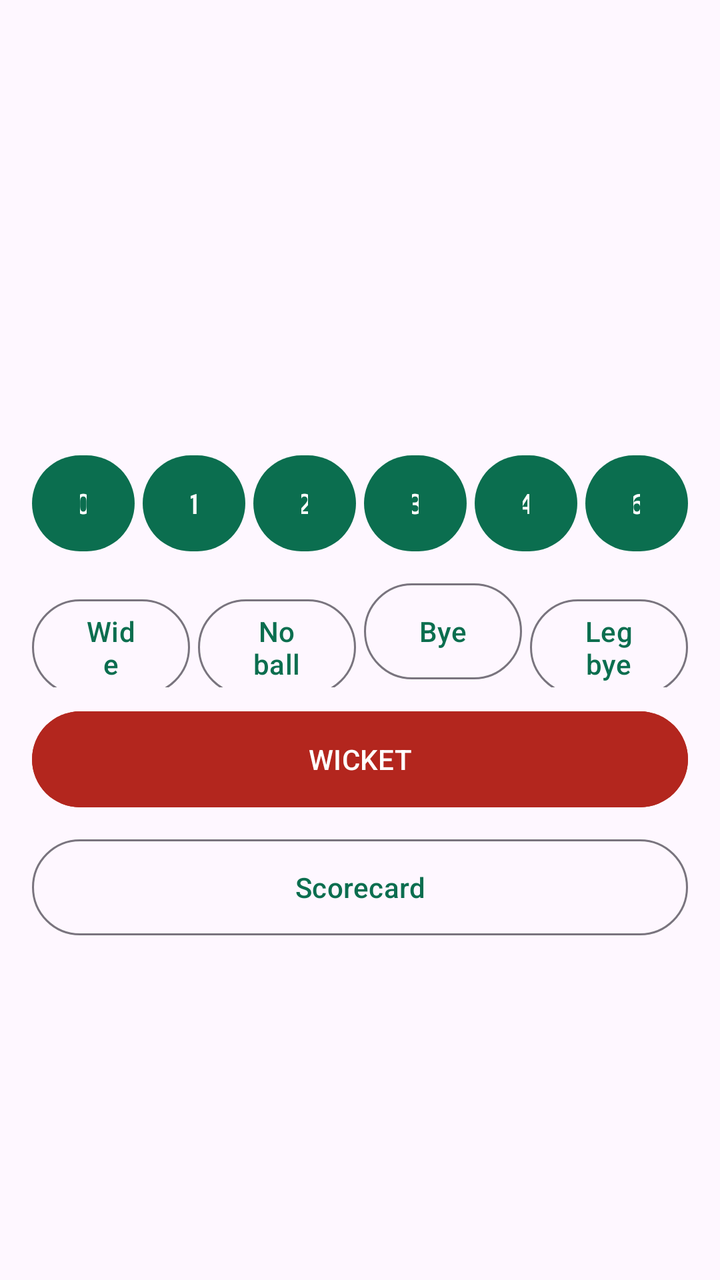
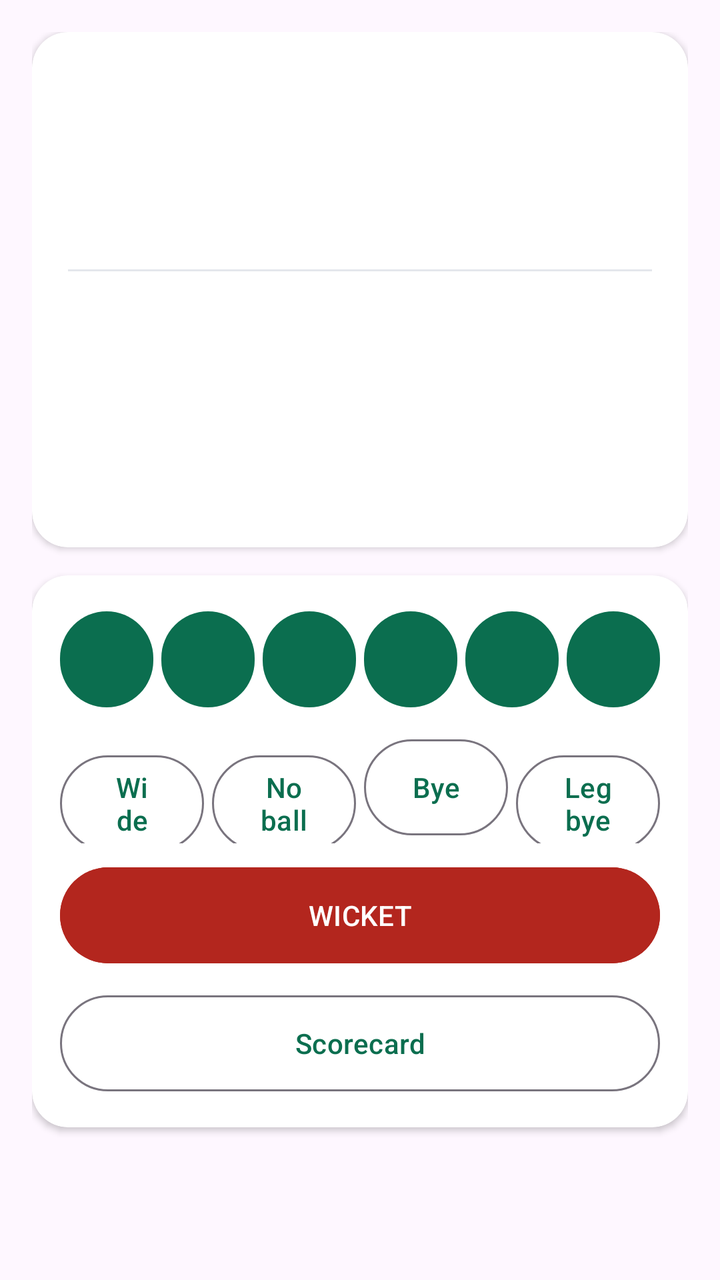

Compare the two renders of this Android layout. The source of the first and the diff that turns it into the second are given below.
<!-- AndroidManifest.xml: application theme Theme.CricketScorer -->
<!-- res/layout/activity_scoring.xml -->
<?xml version="1.0" encoding="utf-8"?>
<ScrollView xmlns:android="http://schemas.android.com/apk/res/android"
    android:layout_width="match_parent"
    android:layout_height="match_parent"
    android:fillViewport="true">

    <LinearLayout
        android:layout_width="match_parent"
        android:layout_height="wrap_content"
        android:orientation="vertical"
        android:padding="16dp">

        <TextView
            android:id="@+id/scoreText"
            android:layout_width="match_parent"
            android:layout_height="wrap_content"
            android:textSize="32sp"
            android:textStyle="bold" />

        <TextView
            android:id="@+id/oversText"
            android:layout_width="match_parent"
            android:layout_height="wrap_content"
            android:textSize="16sp" />

        <TextView
            android:id="@+id/targetText"
            android:layout_width="match_parent"
            android:layout_height="wrap_content"
            android:textSize="14sp"
            android:textColor="@color/warning" />

        <TextView
            android:id="@+id/battersText"
            android:layout_width="match_parent"
            android:layout_height="wrap_content"
            android:layout_marginTop="8dp"
            android:textSize="15sp" />

        <TextView
            android:id="@+id/bowlerText"
            android:layout_width="match_parent"
            android:layout_height="wrap_content"
            android:layout_marginTop="4dp"
            android:textSize="15sp" />

        <TextView
            android:id="@+id/thisOverText"
            android:layout_width="match_parent"
            android:layout_height="wrap_content"
            android:layout_marginTop="4dp"
            android:textSize="15sp" />

        <TextView
            android:id="@+id/statusText"
            android:layout_width="match_parent"
            android:layout_height="wrap_content"
            android:layout_marginTop="12dp"
            android:textColor="@color/warning"
            android:textStyle="bold" />

        <LinearLayout
            android:layout_width="match_parent"
            android:layout_height="wrap_content"
            android:layout_marginTop="16dp"
            android:orientation="horizontal">

            <Button
                android:id="@+id/btn0"
                style="@style/Widget.Cricket.Button"
                android:layout_width="0dp"
                android:layout_height="wrap_content"
                android:layout_marginEnd="4dp"
                android:layout_weight="1"
                android:text="0" />

            <Button
                android:id="@+id/btn1"
                style="@style/Widget.Cricket.Button"
                android:layout_width="0dp"
                android:layout_height="wrap_content"
                android:layout_marginEnd="4dp"
                android:layout_weight="1"
                android:text="1" />

            <Button
                android:id="@+id/btn2"
                style="@style/Widget.Cricket.Button"
                android:layout_width="0dp"
                android:layout_height="wrap_content"
                android:layout_marginEnd="4dp"
                android:layout_weight="1"
                android:text="2" />

            <Button
                android:id="@+id/btn3"
                style="@style/Widget.Cricket.Button"
                android:layout_width="0dp"
                android:layout_height="wrap_content"
                android:layout_marginEnd="4dp"
                android:layout_weight="1"
                android:text="3" />

            <Button
                android:id="@+id/btn4"
                style="@style/Widget.Cricket.Button"
                android:layout_width="0dp"
                android:layout_height="wrap_content"
                android:layout_marginEnd="4dp"
                android:layout_weight="1"
                android:text="4" />

            <Button
                android:id="@+id/btn6"
                style="@style/Widget.Cricket.Button"
                android:layout_width="0dp"
                android:layout_height="wrap_content"
                android:layout_weight="1"
                android:text="6" />
        </LinearLayout>

        <LinearLayout
            android:layout_width="match_parent"
            android:layout_height="wrap_content"
            android:layout_marginTop="8dp"
            android:orientation="horizontal">

            <Button
                android:id="@+id/btnWide"
                style="@style/Widget.Cricket.OutlinedButton"
                android:layout_width="0dp"
                android:layout_height="wrap_content"
                android:layout_marginEnd="4dp"
                android:layout_weight="1"
                android:text="Wide" />

            <Button
                android:id="@+id/btnNoBall"
                style="@style/Widget.Cricket.OutlinedButton"
                android:layout_width="0dp"
                android:layout_height="wrap_content"
                android:layout_marginEnd="4dp"
                android:layout_weight="1"
                android:text="No ball" />

            <Button
                android:id="@+id/btnBye"
                style="@style/Widget.Cricket.OutlinedButton"
                android:layout_width="0dp"
                android:layout_height="wrap_content"
                android:layout_marginEnd="4dp"
                android:layout_weight="1"
                android:text="Bye" />

            <Button
                android:id="@+id/btnLegBye"
                style="@style/Widget.Cricket.OutlinedButton"
                android:layout_width="0dp"
                android:layout_height="wrap_content"
                android:layout_weight="1"
                android:text="Leg bye" />
        </LinearLayout>

        <Button
            android:id="@+id/btnWicket"
            android:layout_width="match_parent"
            android:layout_height="wrap_content"
            android:layout_marginTop="8dp"
            android:backgroundTint="@color/danger"
            android:minHeight="56dp"
            android:text="WICKET" />

        <Button
            android:id="@+id/btnSecondInnings"
            style="@style/Widget.Cricket.Button"
            android:layout_width="match_parent"
            android:layout_height="wrap_content"
            android:layout_marginTop="8dp"
            android:text="Start 2nd innings"
            android:visibility="gone" />

        <Button
            android:id="@+id/btnViewScorecard"
            style="@style/Widget.Cricket.OutlinedButton"
            android:layout_width="match_parent"
            android:layout_height="wrap_content"
            android:layout_marginTop="8dp"
            android:layout_marginBottom="24dp"
            android:text="@string/title_scorecard" />

    </LinearLayout>
</ScrollView>
<!-- resources referenced by this layout -->
<resources>
  <color name="danger">#B3261E</color>
  <color name="warning">#E65100</color>
  <string name="title_scorecard">Scorecard</string>
  <style name="Widget.Cricket.Button" parent="Widget.Material3.Button">
          <item name="android:minHeight">56dp</item>
      </style>
  <style name="Widget.Cricket.OutlinedButton" parent="Widget.Material3.Button.OutlinedButton">
          <item name="android:minHeight">56dp</item>
      </style>
  <style name="Theme.CricketScorer" parent="Theme.Material3.DayNight.NoActionBar">
          <item name="colorPrimary">@color/brand_primary</item>
          <item name="colorOnPrimary">@color/surface</item>
          <item name="colorPrimaryContainer">@color/brand_primary_dark</item>
          <item name="colorOnPrimaryContainer">@color/surface</item>
          <item name="colorSecondary">@color/brand_secondary</item>
          <item name="colorOnSecondary">#000000</item>
          <item name="android:statusBarColor" tools:targetApi="l">@color/brand_primary_dark</item>
      </style>
  <color name="brand_primary">#0B6E4F</color>
  <color name="surface">#FFFFFF</color>
  <color name="brand_primary_dark">#075539</color>
  <color name="brand_secondary">#F2A900</color>
</resources>

<!-- the commit's change to res/layout/activity_scoring.xml (unified diff, before → after) -->
@@ -10,183 +10,221 @@
         android:orientation="vertical"
         android:padding="16dp">
 
-        <TextView
-            android:id="@+id/scoreText"
+        <com.google.android.material.card.MaterialCardView
+            style="@style/Widget.Cricket.Card"
+            android:layout_width="match_parent"
+            android:layout_height="wrap_content">
+
+            <LinearLayout
+                android:layout_width="match_parent"
+                android:layout_height="wrap_content"
+                android:orientation="vertical"
+                android:padding="18dp">
+
+                <TextView
+                    android:id="@+id/scoreText"
+                    android:layout_width="match_parent"
+                    android:layout_height="wrap_content"
+                    android:textColor="@color/text_primary"
+                    android:textSize="34sp"
+                    android:textStyle="bold" />
+
+                <TextView
+                    android:id="@+id/oversText"
+                    android:layout_width="match_parent"
+                    android:layout_height="wrap_content"
+                    android:textColor="@color/text_muted"
+                    android:textSize="15sp" />
+
+                <TextView
+                    android:id="@+id/targetText"
+                    android:layout_width="match_parent"
+                    android:layout_height="wrap_content"
+                    android:layout_marginTop="4dp"
+                    android:textColor="@color/warning"
+                    android:textSize="14sp"
+                    android:textStyle="bold" />
+
+                <View
+                    android:layout_width="match_parent"
+                    android:layout_height="1dp"
+                    android:layout_marginVertical="12dp"
+                    android:background="@color/table_divider" />
+
+                <TextView
+                    android:id="@+id/battersText"
+                    android:layout_width="match_parent"
+                    android:layout_height="wrap_content"
+                    android:lineSpacingExtra="3dp"
+                    android:textColor="@color/text_primary"
+                    android:textSize="15sp" />
+
+                <TextView
+                    android:id="@+id/bowlerText"
+                    android:layout_width="match_parent"
+                    android:layout_height="wrap_content"
+                    android:layout_marginTop="8dp"
+                    android:textColor="@color/text_primary"
+                    android:textSize="15sp" />
+
+                <TextView
+                    android:id="@+id/thisOverText"
+                    android:layout_width="match_parent"
+                    android:layout_height="wrap_content"
+                    android:layout_marginTop="8dp"
+                    android:textColor="@color/text_muted"
+                    android:textSize="15sp" />
+
+                <TextView
+                    android:id="@+id/statusText"
+                    android:layout_width="match_parent"
+                    android:layout_height="wrap_content"
+                    android:layout_marginTop="12dp"
+                    android:textColor="@color/warning"
+                    android:textStyle="bold" />
+            </LinearLayout>
+        </com.google.android.material.card.MaterialCardView>
+
+        <com.google.android.material.card.MaterialCardView
+            style="@style/Widget.Cricket.Card"
             android:layout_width="match_parent"
             android:layout_height="wrap_content"
-            android:textSize="32sp"
-            android:textStyle="bold" />
-
-        <TextView
-            android:id="@+id/oversText"
-            android:layout_width="match_parent"
-            android:layout_height="wrap_content"
-            android:textSize="16sp" />
-
-        <TextView
-            android:id="@+id/targetText"
-            android:layout_width="match_parent"
-            android:layout_height="wrap_content"
-            android:textSize="14sp"
-            android:textColor="@color/warning" />
-
-        <TextView
-            android:id="@+id/battersText"
-            android:layout_width="match_parent"
-            android:layout_height="wrap_content"
-            android:layout_marginTop="8dp"
-            android:textSize="15sp" />
-
-        <TextView
-            android:id="@+id/bowlerText"
-            android:layout_width="match_parent"
-            android:layout_height="wrap_content"
-            android:layout_marginTop="4dp"
-            android:textSize="15sp" />
-
-        <TextView
-            android:id="@+id/thisOverText"
-            android:layout_width="match_parent"
-            android:layout_height="wrap_content"
-            android:layout_marginTop="4dp"
-            android:textSize="15sp" />
-
-        <TextView
-            android:id="@+id/statusText"
-            android:layout_width="match_parent"
-            android:layout_height="wrap_content"
-            android:layout_marginTop="12dp"
-            android:textColor="@color/warning"
-            android:textStyle="bold" />
-
-        <LinearLayout
-            android:layout_width="match_parent"
-            android:layout_height="wrap_content"
-            android:layout_marginTop="16dp"
-            android:orientation="horizontal">
-
-            <Button
-                android:id="@+id/btn0"
-                style="@style/Widget.Cricket.Button"
-                android:layout_width="0dp"
+            android:layout_marginTop="14dp">
+
+            <LinearLayout
+                android:layout_width="match_parent"
                 android:layout_height="wrap_content"
-                android:layout_marginEnd="4dp"
-                android:layout_weight="1"
-                android:text="0" />
-
-            <Button
-                android:id="@+id/btn1"
-                style="@style/Widget.Cricket.Button"
-                android:layout_width="0dp"
-                android:layout_height="wrap_content"
-                android:layout_marginEnd="4dp"
-                android:layout_weight="1"
-                android:text="1" />
-
-            <Button
-                android:id="@+id/btn2"
-                style="@style/Widget.Cricket.Button"
-                android:layout_width="0dp"
-                android:layout_height="wrap_content"
-                android:layout_marginEnd="4dp"
-                android:layout_weight="1"
-                android:text="2" />
-
-            <Button
-                android:id="@+id/btn3"
-                style="@style/Widget.Cricket.Button"
-                android:layout_width="0dp"
-                android:layout_height="wrap_content"
-                android:layout_marginEnd="4dp"
-                android:layout_weight="1"
-                android:text="3" />
-
-            <Button
-                android:id="@+id/btn4"
-                style="@style/Widget.Cricket.Button"
-                android:layout_width="0dp"
-                android:layout_height="wrap_content"
-                android:layout_marginEnd="4dp"
-                android:layout_weight="1"
-                android:text="4" />
-
-            <Button
-                android:id="@+id/btn6"
-                style="@style/Widget.Cricket.Button"
-                android:layout_width="0dp"
-                android:layout_height="wrap_content"
-                android:layout_weight="1"
-                android:text="6" />
-        </LinearLayout>
-
-        <LinearLayout
-            android:layout_width="match_parent"
-            android:layout_height="wrap_content"
-            android:layout_marginTop="8dp"
-            android:orientation="horizontal">
-
-            <Button
-                android:id="@+id/btnWide"
-                style="@style/Widget.Cricket.OutlinedButton"
-                android:layout_width="0dp"
-                android:layout_height="wrap_content"
-                android:layout_marginEnd="4dp"
-                android:layout_weight="1"
-                android:text="Wide" />
-
-            <Button
-                android:id="@+id/btnNoBall"
-                style="@style/Widget.Cricket.OutlinedButton"
-                android:layout_width="0dp"
-                android:layout_height="wrap_content"
-                android:layout_marginEnd="4dp"
-                android:layout_weight="1"
-                android:text="No ball" />
-
-            <Button
-                android:id="@+id/btnBye"
-                style="@style/Widget.Cricket.OutlinedButton"
-                android:layout_width="0dp"
-                android:layout_height="wrap_content"
-                android:layout_marginEnd="4dp"
-                android:layout_weight="1"
-                android:text="Bye" />
-
-            <Button
-                android:id="@+id/btnLegBye"
-                style="@style/Widget.Cricket.OutlinedButton"
-                android:layout_width="0dp"
-                android:layout_height="wrap_content"
-                android:layout_weight="1"
-                android:text="Leg bye" />
-        </LinearLayout>
-
-        <Button
-            android:id="@+id/btnWicket"
-            android:layout_width="match_parent"
-            android:layout_height="wrap_content"
-            android:layout_marginTop="8dp"
-            android:backgroundTint="@color/danger"
-            android:minHeight="56dp"
-            android:text="WICKET" />
-
-        <Button
-            android:id="@+id/btnSecondInnings"
-            style="@style/Widget.Cricket.Button"
-            android:layout_width="match_parent"
-            android:layout_height="wrap_content"
-            android:layout_marginTop="8dp"
-            android:text="Start 2nd innings"
-            android:visibility="gone" />
-
-        <Button
-            android:id="@+id/btnViewScorecard"
-            style="@style/Widget.Cricket.OutlinedButton"
-            android:layout_width="match_parent"
-            android:layout_height="wrap_content"
-            android:layout_marginTop="8dp"
-            android:layout_marginBottom="24dp"
-            android:text="@string/title_scorecard" />
+                android:orientation="vertical"
+                android:padding="14dp">
+
+                <LinearLayout
+                    android:layout_width="match_parent"
+                    android:layout_height="wrap_content"
+                    android:orientation="horizontal">
+
+                    <Button
+                        android:id="@+id/btn0"
+                        style="@style/Widget.Cricket.Button"
+                        android:layout_width="0dp"
+                        android:layout_height="wrap_content"
+                        android:layout_marginEnd="4dp"
+                        android:layout_weight="1"
+                        android:text="0" />
+
+                    <Button
+                        android:id="@+id/btn1"
+                        style="@style/Widget.Cricket.Button"
+                        android:layout_width="0dp"
+                        android:layout_height="wrap_content"
+                        android:layout_marginEnd="4dp"
+                        android:layout_weight="1"
+                        android:text="1" />
+
+                    <Button
+                        android:id="@+id/btn2"
+                        style="@style/Widget.Cricket.Button"
+                        android:layout_width="0dp"
+                        android:layout_height="wrap_content"
+                        android:layout_marginEnd="4dp"
+                        android:layout_weight="1"
+                        android:text="2" />
+
+                    <Button
+                        android:id="@+id/btn3"
+                        style="@style/Widget.Cricket.Button"
+                        android:layout_width="0dp"
+                        android:layout_height="wrap_content"
+                        android:layout_marginEnd="4dp"
+                        android:layout_weight="1"
+                        android:text="3" />
+
+                    <Button
+                        android:id="@+id/btn4"
+                        style="@style/Widget.Cricket.Button"
+                        android:layout_width="0dp"
+                        android:layout_height="wrap_content"
+                        android:layout_marginEnd="4dp"
+                        android:layout_weight="1"
+                        android:text="4" />
+
+                    <Button
+                        android:id="@+id/btn6"
+                        style="@style/Widget.Cricket.Button"
+                        android:layout_width="0dp"
+                        android:layout_height="wrap_content"
+                        android:layout_weight="1"
+                        android:text="6" />
+                </LinearLayout>
+
+                <LinearLayout
+                    android:layout_width="match_parent"
+                    android:layout_height="wrap_content"
+                    android:layout_marginTop="8dp"
+                    android:orientation="horizontal">
+
+                    <Button
+                        android:id="@+id/btnWide"
+                        style="@style/Widget.Cricket.OutlinedButton"
+                        android:layout_width="0dp"
+                        android:layout_height="wrap_content"
+                        android:layout_marginEnd="4dp"
+                        android:layout_weight="1"
+                        android:text="Wide" />
+
+                    <Button
+                        android:id="@+id/btnNoBall"
+                        style="@style/Widget.Cricket.OutlinedButton"
+                        android:layout_width="0dp"
+                        android:layout_height="wrap_content"
+                        android:layout_marginEnd="4dp"
+                        android:layout_weight="1"
+                        android:text="No ball" />
+
+                    <Button
+                        android:id="@+id/btnBye"
+                        style="@style/Widget.Cricket.OutlinedButton"
+                        android:layout_width="0dp"
+                        android:layout_height="wrap_content"
+                        android:layout_marginEnd="4dp"
+                        android:layout_weight="1"
+                        android:text="Bye" />
+
+                    <Button
+                        android:id="@+id/btnLegBye"
+                        style="@style/Widget.Cricket.OutlinedButton"
+                        android:layout_width="0dp"
+                        android:layout_height="wrap_content"
+                        android:layout_weight="1"
+                        android:text="Leg bye" />
+                </LinearLayout>
+
+                <Button
+                    android:id="@+id/btnWicket"
+                    android:layout_width="match_parent"
+                    android:layout_height="wrap_content"
+                    android:layout_marginTop="8dp"
+                    android:backgroundTint="@color/danger"
+                    android:minHeight="56dp"
+                    android:text="WICKET" />
+
+                <Button
+                    android:id="@+id/btnSecondInnings"
+                    style="@style/Widget.Cricket.Button"
+                    android:layout_width="match_parent"
+                    android:layout_height="wrap_content"
+                    android:layout_marginTop="8dp"
+                    android:text="Start 2nd innings"
+                    android:visibility="gone" />
+
+                <Button
+                    android:id="@+id/btnViewScorecard"
+                    style="@style/Widget.Cricket.OutlinedButton"
+                    android:layout_width="match_parent"
+                    android:layout_height="wrap_content"
+                    android:layout_marginTop="8dp"
+                    android:text="@string/title_scorecard" />
+            </LinearLayout>
+        </com.google.android.material.card.MaterialCardView>
 
     </LinearLayout>
 </ScrollView>
<!-- resource entries referenced after the edit -->
@@ -1,10 +1,18 @@
 <!-- resources referenced by this layout -->
 <resources>
   <color name="danger">#B3261E</color>
+  <color name="table_divider">#E4E7EC</color>
+  <color name="text_muted">#667085</color>
+  <color name="text_primary">#101828</color>
   <color name="warning">#E65100</color>
   <string name="title_scorecard">Scorecard</string>
   <style name="Widget.Cricket.Button" parent="Widget.Material3.Button">
           <item name="android:minHeight">56dp</item>
+      </style>
+  <style name="Widget.Cricket.Card" parent="Widget.Material3.CardView.Elevated">
+          <item name="cardCornerRadius">18dp</item>
+          <item name="cardElevation">2dp</item>
+          <item name="cardBackgroundColor">@color/card_surface</item>
       </style>
   <style name="Widget.Cricket.OutlinedButton" parent="Widget.Material3.Button.OutlinedButton">
           <item name="android:minHeight">56dp</item>
@@ -17,10 +25,18 @@
           <item name="colorSecondary">@color/brand_secondary</item>
           <item name="colorOnSecondary">#000000</item>
           <item name="android:statusBarColor" tools:targetApi="l">@color/brand_primary_dark</item>
+          <item name="android:windowAnimationStyle">@style/Cricket.WindowAnimation</item>
       </style>
+  <color name="card_surface">#FFFFFF</color>
   <color name="brand_primary">#0B6E4F</color>
   <color name="surface">#FFFFFF</color>
   <color name="brand_primary_dark">#075539</color>
   <color name="brand_secondary">#F2A900</color>
+  <style name="Cricket.WindowAnimation" parent="@android:style/Animation.Activity">
+          <item name="android:activityOpenEnterAnimation">@anim/slide_in_right</item>
+          <item name="android:activityOpenExitAnimation">@anim/slide_out_left</item>
+          <item name="android:activityCloseEnterAnimation">@anim/slide_in_left</item>
+          <item name="android:activityCloseExitAnimation">@anim/slide_out_right</item>
+      </style>
 </resources>
 
